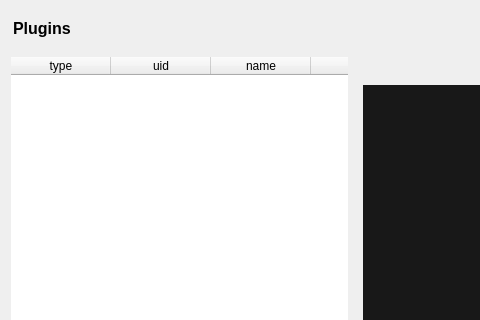
evoplex/evoplex, file src/gui/forms/pluginspage.ui: the form before one commit; both pictures show x 0 to 480 and y 0 to 320 of the 701 by 410 pixel window.
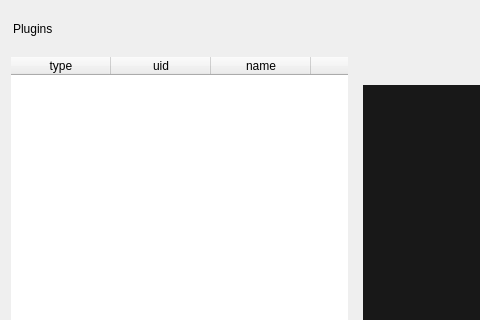
The form after the commit.

Commit message: gui - adjust font size of our pages

```diff
--- a/src/gui/forms/pluginspage.ui
+++ b/src/gui/forms/pluginspage.ui
@@ -30,13 +30,6 @@
          <verstretch>0</verstretch>
         </sizepolicy>
        </property>
-       <property name="font">
-        <font>
-         <pointsize>12</pointsize>
-         <weight>75</weight>
-         <bold>true</bold>
-        </font>
-       </property>
        <property name="text">
         <string>Plugins</string>
        </property>
```
Left out of the diff: 2 changed lines with no effect on the pictures. The commit also changes 10 other files.
